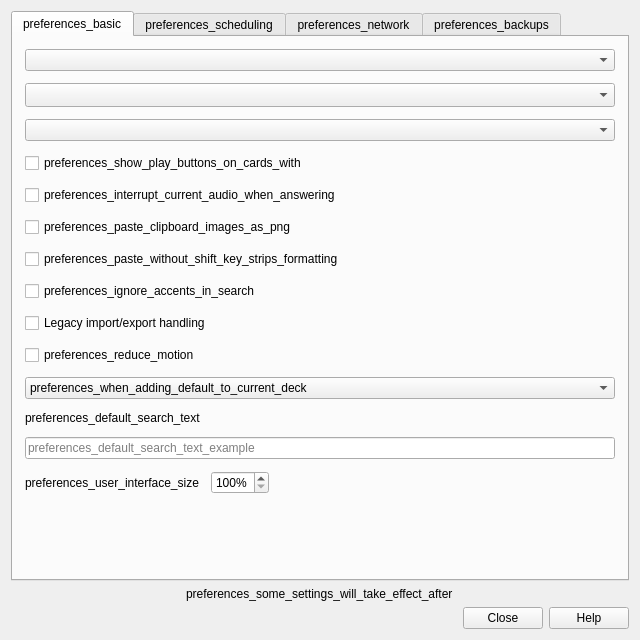
Before: the Qt Designer form qt/aqt/forms/preferences.ui in ankitects/anki, drawn with Qt 5.
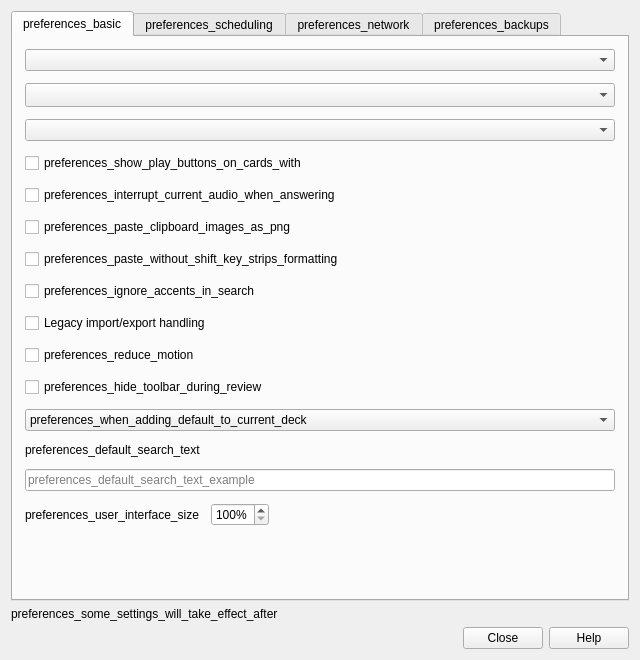
After: the same form once the commit is applied.

Commit message: Add auto_hide_toolbar opt-in to preferences

What changed in the file:
```diff
--- a/qt/aqt/forms/preferences.ui
+++ b/qt/aqt/forms/preferences.ui
@@ -7,7 +7,7 @@
     <x>0</x>
     <y>0</y>
     <width>640</width>
-    <height>640</height>
+    <height>660</height>
    </rect>
   </property>
   <property name="windowTitle">
@@ -113,6 +113,16 @@
          </property>
         </widget>
        </item>
+       <item alignment="Qt::AlignLeft">
+        <widget class="QCheckBox" name="auto_hide_toolbar">
+         <property name="toolTip">
+          <string>preferences_hide_toolbar_during_review_tooltip</string>
+         </property>
+         <property name="text">
+          <string>preferences_hide_toolbar_during_review</string>
+         </property>
+        </widget>
+       </item>
        <item>
         <widget class="QComboBox" name="useCurrent">
          <item>
@@ -666,7 +676,7 @@
      </widget>
     </widget>
    </item>
-   <item alignment="Qt::AlignCenter">
+   <item>
     <widget class="QLabel" name="label_21">
      <property name="text">
       <string>preferences_some_settings_will_take_effect_after</string>
```
Left out of the diff: 1 changed line with no effect on the pictures. The commit also changes 4 other files.
